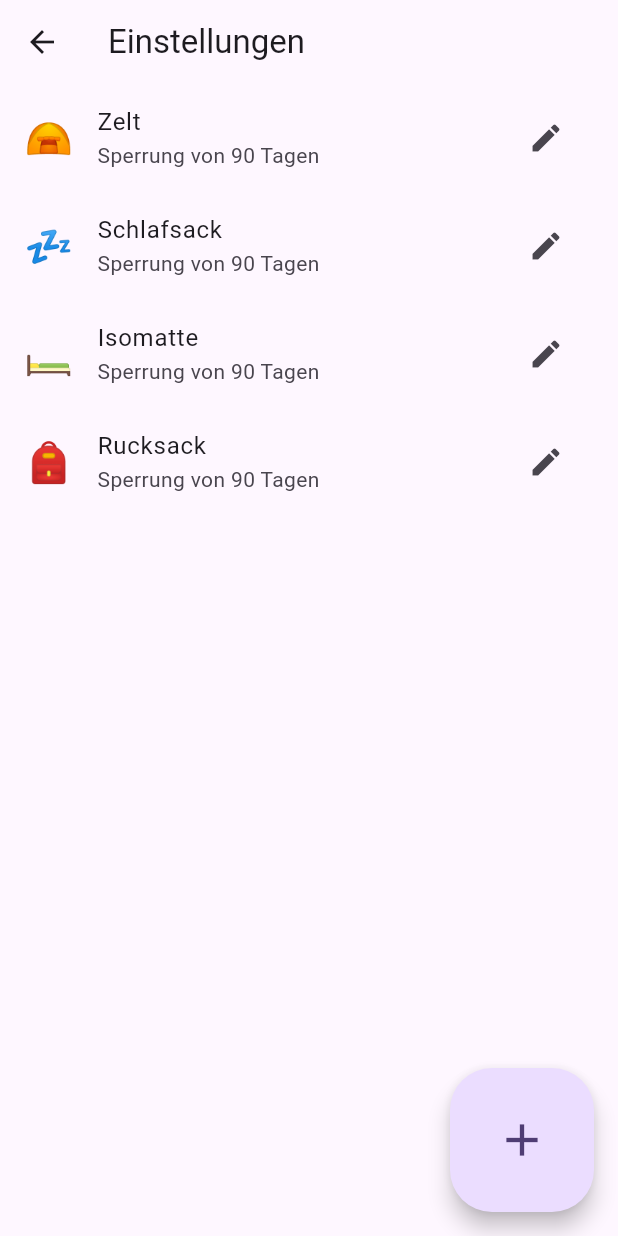
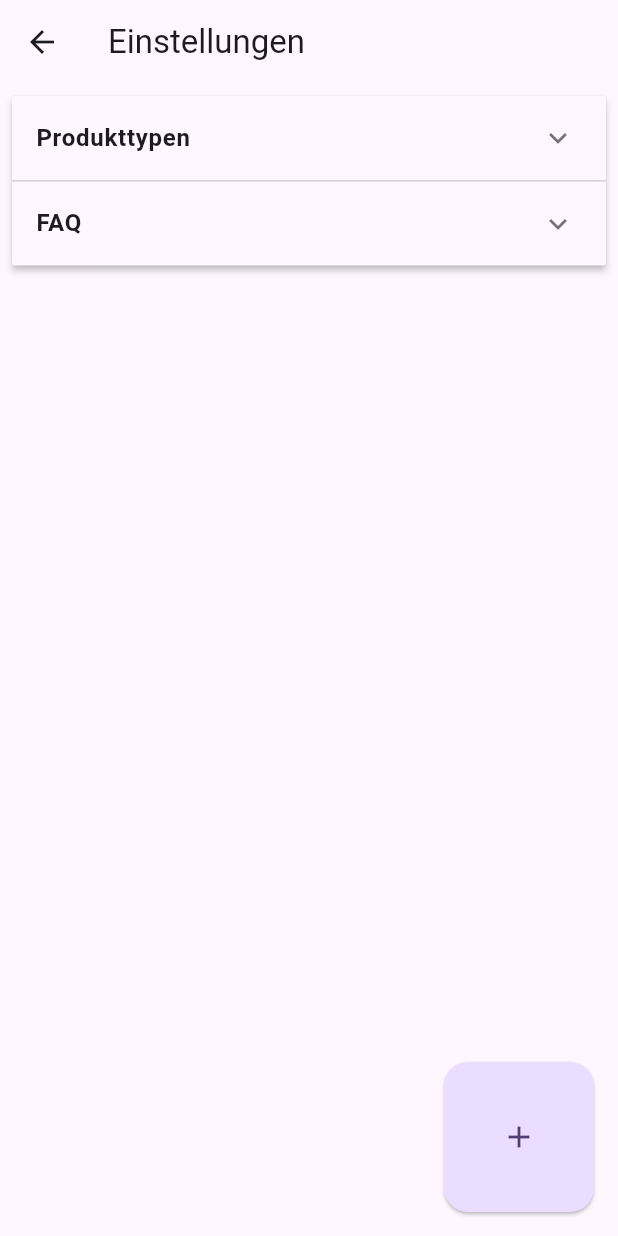
Before and after one commit to james-jenkinson/boh-tourbuch, a Flutter app: the SettingsScreen screen opened by its route, on a phone screen of 412 x 824 dp. Run offline on Flutter 3.47's test engine with Material 3 defaults, Android fonts, the phone set to English and light mode, and no system bars; drawn by our look-alikes of flutter_speed_dial; our stand-ins replace flutter_bloc, flutter_slidable, freezed_annotation, package_info_plus, sqflite_sqlcipher; missing offline and left inert: fuzzywuzzy; accounts and stored records are empty; generated files the repository leaves out were written again.

Commit message:
create, update and delete FAQs

```diff
--- /dev/null
+++ b/lib/models/faq_question.dart
@@ -0,0 +1,12 @@
+import 'package:freezed_annotation/freezed_annotation.dart';
+
+part 'faq_question.freezed.dart';
+
+@freezed
+class FAQQuestion with _$FAQQuestion {
+  const factory FAQQuestion({
+    @Default(-1) int id,
+    required String question,
+    required String answer,
+  }) = _FAQQuestion;
+}
--- a/lib/repository/product_type_repository.dart
+++ b/lib/repository/product_type_repository.dart
@@ -12,9 +12,6 @@ class ProductTypeRepository {
   Future<List<ProductType>> getProductTypes() =>
       _productTypeDao.getProductTypes();
 
-  Future<ProductType?> getProductTypeById(int id) =>
-      _productTypeDao.getProductTypeById(id);
-
   Future<int> deleteProductTypeById(int id) async {
     await _productOrderRepository.deleteProductOrdersByProductTypeId(id);
     return _productTypeDao.deleteProductTypeById(id);
--- a/lib/screens/settings/bloc/settings_bloc.dart
+++ b/lib/screens/settings/bloc/settings_bloc.dart
@@ -1,38 +1,57 @@
 import 'package:flutter/material.dart';
 import 'package:flutter_bloc/flutter_bloc.dart';
 
+import '../../../models/faq_question.dart';
 import '../../../models/product_type.dart';
+import '../../../repository/faq_question_repository.dart';
 import '../../../repository/product_type_repository.dart';
 
 part 'settings_event.dart';
+
 part 'settings_state.dart';
 
 class SettingsBloc extends Bloc<SettingsEvent, SettingsState> {
   final ProductTypeRepository _productTypeRepository = ProductTypeRepository();
+  final FAQQuestionRepository _faqQuestionRepository = FAQQuestionRepository();
 
   SettingsBloc() : super(SettingsInitial()) {
     on<SettingsEvent>((event, emit) async {
       if (event is LoadOrdersEvent) {
-        final List<ProductType> productTypes = await _productTypeRepository.getProductTypes();
-        emit(ProductTypesLoaded(productTypes));
-
+        final List<ProductType> productTypes =
+            await _productTypeRepository.getProductTypes();
+        final List<FAQQuestion> faqQuestions =
+            await _faqQuestionRepository.getAllFAQQuestion();
+        emit(DataLoaded(productTypes, faqQuestions));
       } else if (event is OpenProductTypeDialogEvent) {
-        emit(OpenDialog(event.productType));
-
+        emit(OpenDialog(event.productType, null));
+      } else if (event is OpenFAQQuestionDialogEvent) {
+        emit(OpenDialog(null, event.faqQuestion));
       } else if (event is DeleteProductTypeEvent) {
         if (event.shouldDelete == true) {
-          await _productTypeRepository.deleteProductTypeById(
-              event.productTypeId);
-          final List<ProductType> productTypes = await _productTypeRepository
-              .getProductTypes();
-          emit(ProductTypesLoaded(productTypes));
+          await _productTypeRepository
+              .deleteProductTypeById(event.productTypeId);
+          final List<ProductType> productTypes =
+              await _productTypeRepository.getProductTypes();
+          final List<FAQQuestion> faqQuestions =
+              await _faqQuestionRepository.getAllFAQQuestion();
+          emit(DataLoaded(productTypes, faqQuestions));
         }
-
+      } else if (event is DeleteFAQQuestionEvent) {
+        if (event.shouldDelete == true) {
+          await _faqQuestionRepository.deleteFAQQuestion(event.faqQuestionId);
+          final List<ProductType> productTypes =
+              await _productTypeRepository.getProductTypes();
+          final List<FAQQuestion> faqQuestions =
+              await _faqQuestionRepository.getAllFAQQuestion();
+          emit(DataLoaded(productTypes, faqQuestions));
+        }
       } else if (event is DialogClosedEvent) {
-        final List<ProductType> productTypes = await _productTypeRepository.getProductTypes();
-        emit(ProductTypesLoaded(productTypes));
+        final List<ProductType> productTypes =
+            await _productTypeRepository.getProductTypes();
+        final List<FAQQuestion> faqQuestions =
+            await _faqQuestionRepository.getAllFAQQuestion();
+        emit(DataLoaded(productTypes, faqQuestions));
       }
     });
   }
-
 }
--- a/lib/screens/settings/bloc/settings_event.dart
+++ b/lib/screens/settings/bloc/settings_event.dart
@@ -18,10 +18,23 @@ class DeleteProductTypeEvent extends SettingsEvent {
   DeleteProductTypeEvent(this.productTypeId, this.shouldDelete);
 }
 
+class DeleteFAQQuestionEvent extends SettingsEvent {
+  final int faqQuestionId;
+  final bool? shouldDelete;
+
+  DeleteFAQQuestionEvent(this.faqQuestionId, this.shouldDelete);
+}
+
 class OpenProductTypeDialogEvent extends SettingsEvent {
   final ProductType? productType;
 
   OpenProductTypeDialogEvent(this.productType);
+}
+
+class OpenFAQQuestionDialogEvent extends SettingsEvent {
+  final FAQQuestion? faqQuestion;
+
+  OpenFAQQuestionDialogEvent(this.faqQuestion);
 }
 
 class DialogClosedEvent extends SettingsEvent {
--- a/lib/screens/settings/bloc/settings_state.dart
+++ b/lib/screens/settings/bloc/settings_state.dart
@@ -5,14 +5,16 @@ abstract class SettingsState {}
 
 class SettingsInitial extends SettingsState {}
 
-class ProductTypesLoaded extends SettingsState {
+class DataLoaded extends SettingsState {
   final List<ProductType> productTypes;
+  final List<FAQQuestion> faqQuestions;
 
-  ProductTypesLoaded(this.productTypes);
+  DataLoaded(this.productTypes, this.faqQuestions);
 }
 
 class OpenDialog extends SettingsState {
   final ProductType? productType;
+  final FAQQuestion? faqQuestion;
 
-  OpenDialog(this.productType);
+  OpenDialog(this.productType, this.faqQuestion);
 }
--- a/lib/screens/settings/settings_screen.dart
+++ b/lib/screens/settings/settings_screen.dart
@@ -1,8 +1,11 @@
 import 'package:flutter/material.dart';
 import 'package:flutter_bloc/flutter_bloc.dart';
+import 'package:flutter_speed_dial/flutter_speed_dial.dart';
 
+import '../../models/faq_question.dart';
 import '../../models/product_type.dart';
 import '../../widgets/binary_choice_dialog/binary_choice_dialog.dart';
+import '../../widgets/edit_faq_question_dialog/edit_faq_question_dialog.dart';
 import '../../widgets/edit_product_type_dialog/edit_product_type_dialog.dart';
 import 'bloc/settings_bloc.dart';
 
@@ -34,14 +37,41 @@ class _SettingsScreenState extends State<SettingsScreen> {
         bloc: _settingsBloc,
         listener: (context, state) async {
           if (state is OpenDialog) {
-            openDialog(state.productType);
+            openDialog(state.productType, state.faqQuestion);
           }
         },
         builder: (context, state) {
           if (state is SettingsInitial) {
             return getScaffold(const CircularProgressIndicator());
-          } else if (state is ProductTypesLoaded) {
-            return getScaffold(ListView.builder(
+          } else if (state is DataLoaded) {
+            return getScaffold(
+              Padding(
+                padding: const EdgeInsets.all(8.0),
+                child: SingleChildScrollView(
+                  scrollDirection: Axis.vertical,
+                  child: ExpansionPanelList.radio(
+                    materialGapSize: 1,
+                    children: [getProductTypePanel(state), getFAQPanel(state)],
+                  ),
+                ),
+              ),
+            );
+          }
+          return getScaffold(Container());
+        });
+  }
+
+  ExpansionPanel getProductTypePanel(DataLoaded state) {
+    return ExpansionPanelRadio(
+      value: 0,
+      canTapOnHeader: true,
+      headerBuilder: (context, isOpen) => const ListTile(
+        title: Text(
+          'Produkttypen',
+          style: TextStyle(fontWeight: FontWeight.bold),
+        ),
+      ),
+      body: ListView.builder(
         itemCount: state.productTypes.length,
         itemBuilder: (context, index) {
           return ListTile(
@@ -60,14 +90,14 @@ class _SettingsScreenState extends State<SettingsScreen> {
                       onPressed: () async => _settingsBloc.add(
                           DeleteProductTypeEvent(
                               state.productTypes[index].id,
-                                    await BinaryChoiceDialog.open(context,
+                              await BinaryChoiceDialog.open(
+                                  context,
                                   '${state.productTypes[index].name} löschen',
                                   'Soll ${state.productTypes[index].name} gelöscht werden? Alle zugehörigen Bestellungen werden unwiderruflich gelöscht.'))),
                       icon: const Icon(Icons.delete)),
                 IconButton(
                     onPressed: () => _settingsBloc.add(
-                              OpenProductTypeDialogEvent(
-                                  state.productTypes[index])),
+                        OpenProductTypeDialogEvent(state.productTypes[index])),
                     icon: const Icon(Icons.edit))
               ],
             ),
@@ -75,35 +105,95 @@ class _SettingsScreenState extends State<SettingsScreen> {
         },
         scrollDirection: Axis.vertical,
         shrinkWrap: true,
+      ),
+    );
+  }
+
+  void openDialog(ProductType? productType, FAQQuestion? faqQuestion) async {
+    _settingsBloc.add(
+      DialogClosedEvent(
+        await showDialog<bool>(
+              barrierDismissible: false,
+              context: context,
+              builder: (context) => productType != null
+                  ? EditProductTypeDialog(productType: productType)
+                  : EditFAQQuestionDialog(faqQuestion: faqQuestion),
+            ) ==
+            true,
+      ),
+    );
+  }
+
+  ExpansionPanelRadio getFAQPanel(DataLoaded state) {
+    return ExpansionPanelRadio(
+        value: 1,
+        canTapOnHeader: true,
+        headerBuilder: (context, isOpen) => const ListTile(
+              title: Text(
+                'FAQ',
+                style: TextStyle(fontWeight: FontWeight.bold),
+              ),
+            ),
+        body: ListView.builder(
+          shrinkWrap: true,
+          physics: const NeverScrollableScrollPhysics(),
+          itemCount: state.faqQuestions.length,
+          itemBuilder: (BuildContext context, int index) {
+            return ListTile(
+                title: Text(
+                  state.faqQuestions[index].question,
+                ),
+                trailing: Row(
+                  mainAxisSize: MainAxisSize.min,
+                  children: [
+                    IconButton(
+                        onPressed: () async => _settingsBloc.add(
+                            DeleteFAQQuestionEvent(
+                                state.faqQuestions[index].id,
+                                await BinaryChoiceDialog.open(
+                                    context,
+                                    'FAQ Frage löschen',
+                                    'Soll "${state.faqQuestions[index].question}" gelöscht werden?'))),
+                        icon: const Icon(Icons.delete)),
+                    IconButton(
+                        onPressed: () => _settingsBloc.add(
+                            OpenFAQQuestionDialogEvent(
+                                state.faqQuestions[index])),
+                        icon: const Icon(Icons.edit))
+                  ],
                 ));
-          }
-          return getScaffold(Container());
-        });
+          },
+        ));
   }
 
   Scaffold getScaffold(Widget body) {
     return Scaffold(
         appBar: AppBar(title: const Text('Einstellungen')),
         body: body,
-      floatingActionButton: FloatingActionButton.large(
-        child: const Icon(Icons.add),
-        onPressed: () => _settingsBloc.add(OpenProductTypeDialogEvent(null)),
+        floatingActionButton: SpeedDial(
+          shape: const RoundedRectangleBorder(
+              borderRadius: BorderRadius.all(Radius.circular(16))),
+          buttonSize: const Size(100, 100),
+          icon: Icons.add,
+          elevation: 1,
+          activeIcon: Icons.close,
+          childMargin: const EdgeInsets.symmetric(horizontal: 16, vertical: 16),
+          children: [
+            SpeedDialChild(
+              child: const Icon(Icons.shopping_basket),
+              label: 'Produkttyp',
+              foregroundColor: Theme.of(context).primaryColor,
+              labelStyle: const TextStyle(fontSize: 24),
+              onTap: () => _settingsBloc.add(OpenProductTypeDialogEvent(null)),
             ),
-    );
-  }
-
-  void openDialog(ProductType? productType) async {
-    _settingsBloc.add(
-      DialogClosedEvent(
-        await showDialog<bool>(
-              barrierDismissible: false,
-              context: context,
-              builder: (context) {
-                return EditProductTypeDialog(productType: productType);
-              },
-            ) ==
-            true,
-      ),
-    );
+            SpeedDialChild(
+              child: const Icon(Icons.question_answer),
+              label: 'FAQ',
+              foregroundColor: Theme.of(context).primaryColor,
+              labelStyle: const TextStyle(fontSize: 24),
+              onTap: () => _settingsBloc.add(OpenFAQQuestionDialogEvent(null)),
+            )
+          ],
+        ));
   }
 }
--- a/pubspec.yaml
+++ b/pubspec.yaml
@@ -46,6 +46,7 @@ dependencies:
   flutter_slidable: ^3.0.1
   collection: ^1.18.0
   provider: ^6.1.1
+  flutter_speed_dial: ^7.0.0
 
 
 dev_dependencies:
```
Also changed, not shown: lib/dao/faq_question_dao.dart (added, +45 -0 lines), lib/dao/product_type_dao.dart (+0 -15 lines), lib/databases/database.dart (+7 -0 lines), lib/repository/faq_question_repository.dart (added, +19 -0 lines), lib/screens/faq/bloc/faq_bloc.dart (+11 -1 lines), lib/screens/faq/bloc/faq_state.dart (+7 -1 lines), lib/screens/faq/faq_screen.dart (+26 -20 lines), lib/widgets/edit_faq_question_dialog/bloc/edit_faq_question_dialog_bloc.dart (added, +53 -0 lines), lib/widgets/edit_faq_question_dialog/bloc/edit_faq_question_dialog_event.dart (added, +17 -0 lines), lib/widgets/edit_faq_question_dialog/bloc/edit_faq_question_dialog_state.dart (added, +17 -0 lines), lib/widgets/edit_faq_question_dialog/edit_faq_question_dialog.dart (added, +115 -0 lines), pubspec.lock. Lines whose indentation alone changed are shown as unchanged.
